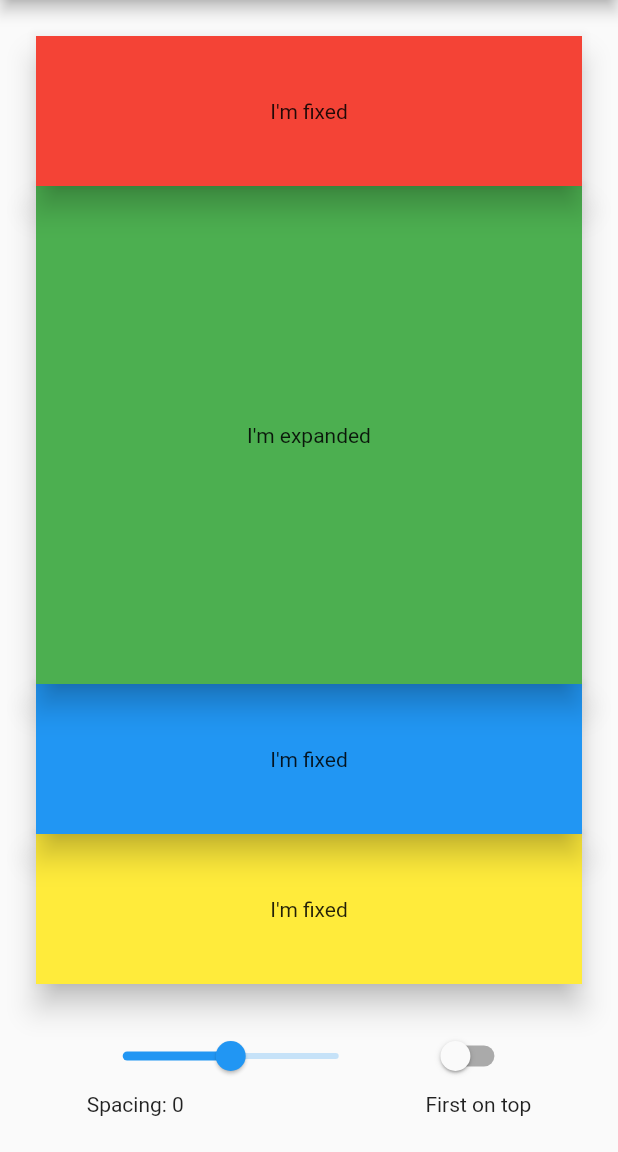
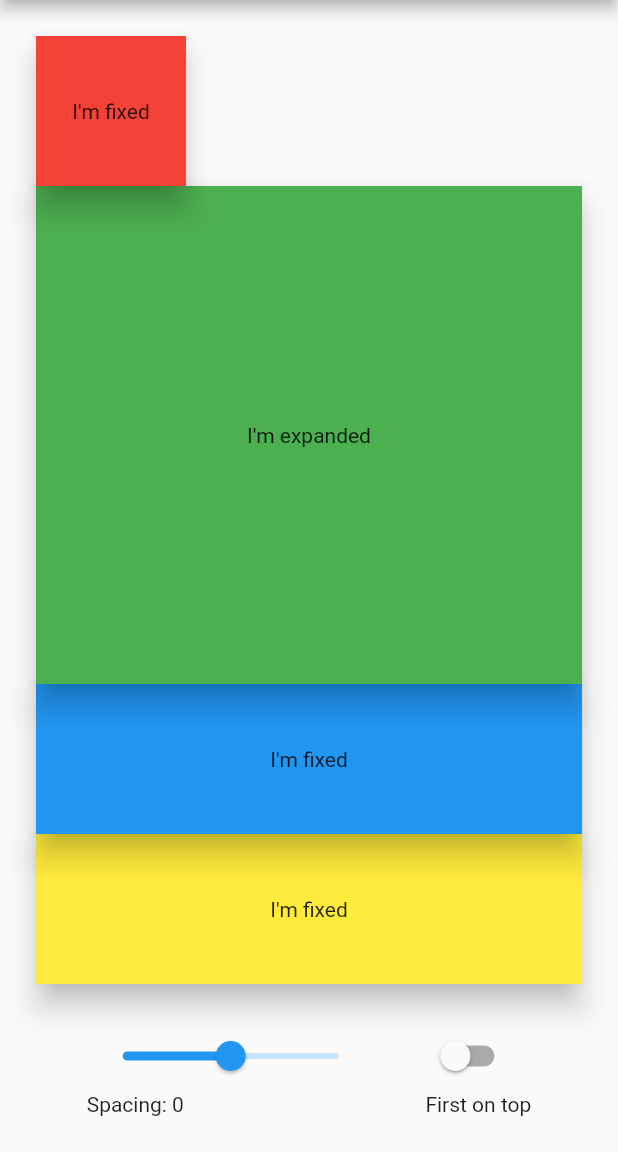
Before and after one commit to JakesMD/flutter_signed_spacing_flex, a Flutter app: the screen it shows after launch, on a phone screen of 412 x 824 dp, the part 84-1236 px from its top. Run offline on Flutter 3.47's test engine with Material 2 defaults, Android fonts, the phone set to English and light mode, and no system bars.

Commit message:
Fix CrossAxisAlignment not working

```diff
--- a/example/lib/main.dart
+++ b/example/lib/main.dart
@@ -42,12 +42,14 @@ class _MyHomePageState extends State<MyHomePage> {
                 child: SignedSpacingColumn(
                   spacing: _spacing.toDouble(),
                   stackingOrder: _stackingOrder,
+                  crossAxisAlignment: CrossAxisAlignment.start,
                   children: const [
                     Material(
                       elevation: 8,
                       color: Colors.red,
                       child: SizedBox(
                         height: 100,
+                        width: 100,
                         child: Center(child: Text("I'm fixed")),
                       ),
                     ),
--- a/lib/signed_spacing_flex.dart
+++ b/lib/signed_spacing_flex.dart
@@ -247,10 +247,10 @@ class SignedSpacingFlex extends MultiChildRenderObjectWidget {
 
   CrossAxisAlignment _getCrossAxisAlignment() {
     if (stackingOrder == StackingOrder.firstOnTop) {
-      switch (mainAxisAlignment) {
-        case MainAxisAlignment.start:
+      switch (crossAxisAlignment) {
+        case CrossAxisAlignment.start:
           return CrossAxisAlignment.end;
-        case MainAxisAlignment.end:
+        case CrossAxisAlignment.end:
           return CrossAxisAlignment.start;
         default:
           return crossAxisAlignment;
--- a/pubspec.yaml
+++ b/pubspec.yaml
@@ -1,7 +1,7 @@
 name: signed_spacing_flex
 description: A Flex widget that can space its children with positive or negative spacing.
 
-version: 0.0.4
+version: 0.0.5
 homepage: https://github.com/JakesMD/signed_spacing_flex
 repository: https://github.com/JakesMD/signed_spacing_flex
 
```
Also changed, not shown: example/pubspec.lock, 1 other file.
